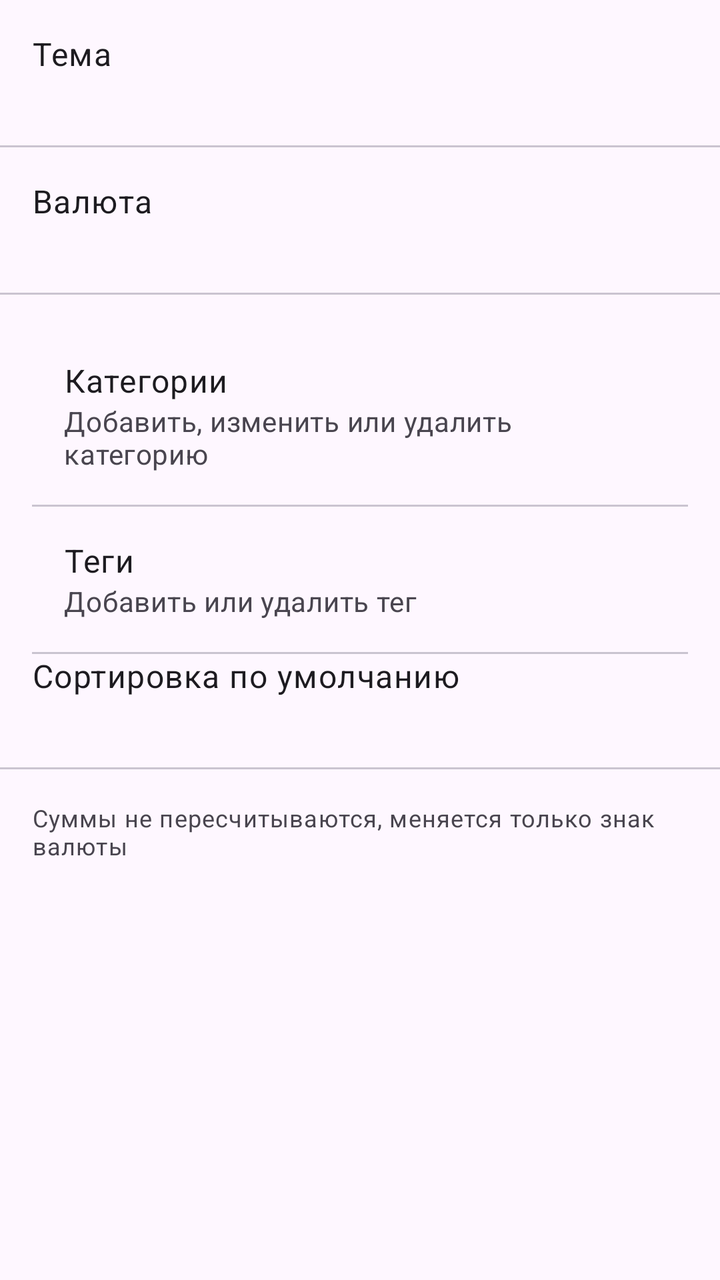
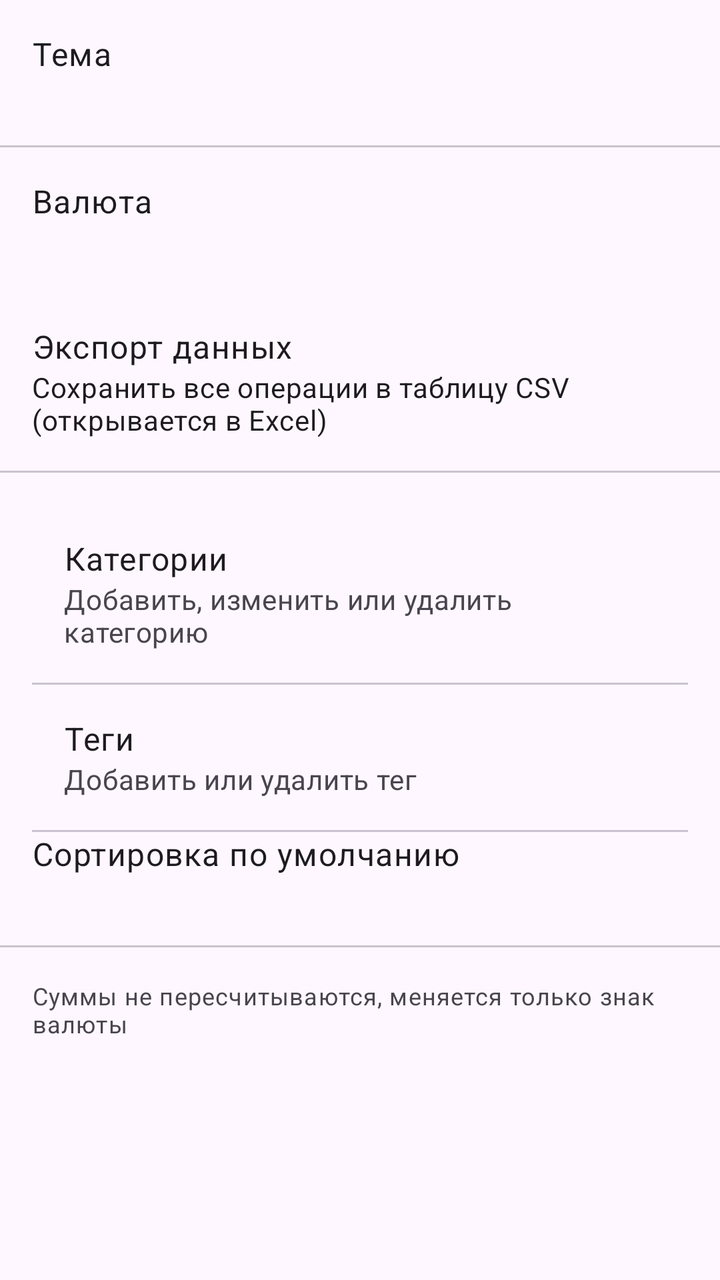

Screens rendered from an Android XML layout before and after an edit, with the pre-edit source and the edit as a unified diff.
<!-- AndroidManifest.xml: application theme Theme.Wallet -->
<!-- res/layout/fragment_settings.xml -->
<?xml version="1.0" encoding="utf-8"?>
<ScrollView xmlns:android="http://schemas.android.com/apk/res/android"
    android:layout_width="match_parent"
    android:layout_height="match_parent">

    <LinearLayout
        android:id="@+id/settings_root"
        android:layout_width="match_parent"
        android:layout_height="wrap_content"
        android:orientation="vertical">

        <LinearLayout
            android:id="@+id/row_theme"
            android:layout_width="match_parent"
            android:layout_height="wrap_content"
            android:background="?attr/selectableItemBackground"
            android:clickable="true"
            android:focusable="true"
            android:orientation="vertical"
            android:padding="16dp">

            <TextView
                android:layout_width="wrap_content"
                android:layout_height="wrap_content"
                android:text="@string/settings_theme"
                android:textAppearance="@style/TextAppearance.Material3.BodyLarge" />

            <TextView
                android:id="@+id/value_theme"
                android:layout_width="wrap_content"
                android:layout_height="wrap_content"
                android:textAppearance="@style/TextAppearance.Material3.BodyMedium"
                android:textColor="?attr/colorOnSurfaceVariant" />
        </LinearLayout>

        <com.google.android.material.divider.MaterialDivider
            android:layout_width="match_parent"
            android:layout_height="wrap_content" />

        <LinearLayout
            android:id="@+id/row_currency"
            android:layout_width="match_parent"
            android:layout_height="wrap_content"
            android:background="?attr/selectableItemBackground"
            android:clickable="true"
            android:focusable="true"
            android:orientation="vertical"
            android:padding="16dp">

            <TextView
                android:layout_width="wrap_content"
                android:layout_height="wrap_content"
                android:text="@string/settings_currency"
                android:textAppearance="@style/TextAppearance.Material3.BodyLarge" />

            <TextView
                android:id="@+id/value_currency"
                android:layout_width="wrap_content"
                android:layout_height="wrap_content"
                android:textAppearance="@style/TextAppearance.Material3.BodyMedium"
                android:textColor="?attr/colorOnSurfaceVariant" />
        </LinearLayout>

        <com.google.android.material.divider.MaterialDivider
            android:layout_width="match_parent"
            android:layout_height="wrap_content" />

        <LinearLayout
            android:id="@+id/row_sort"
            android:layout_width="match_parent"
            android:layout_height="wrap_content"
            android:background="?attr/selectableItemBackground"
            android:clickable="true"
            android:focusable="true"
            android:orientation="vertical"
            android:padding="16dp">

            <LinearLayout
                android:id="@+id/row_categories"
                android:layout_width="match_parent"
                android:layout_height="wrap_content"
                android:background="?attr/selectableItemBackground"
                android:clickable="true"
                android:focusable="true"
                android:orientation="vertical"
                android:padding="16dp">

                <TextView
                    android:layout_width="wrap_content"
                    android:layout_height="wrap_content"
                    android:text="@string/settings_categories"
                    android:textAppearance="@style/TextAppearance.Material3.BodyLarge" />

                <TextView
                    android:layout_width="wrap_content"
                    android:layout_height="wrap_content"
                    android:text="@string/settings_categories_hint"
                    android:textAppearance="@style/TextAppearance.Material3.BodyMedium"
                    android:textColor="?attr/colorOnSurfaceVariant" />
            </LinearLayout>

            <com.google.android.material.divider.MaterialDivider
                android:layout_width="match_parent"
                android:layout_height="wrap_content" />

            <LinearLayout
                android:id="@+id/row_tags"
                android:layout_width="match_parent"
                android:layout_height="wrap_content"
                android:background="?attr/selectableItemBackground"
                android:clickable="true"
                android:focusable="true"
                android:orientation="vertical"
                android:padding="16dp">

                <TextView
                    android:layout_width="wrap_content"
                    android:layout_height="wrap_content"
                    android:text="@string/settings_tags"
                    android:textAppearance="@style/TextAppearance.Material3.BodyLarge" />

                <TextView
                    android:layout_width="wrap_content"
                    android:layout_height="wrap_content"
                    android:text="@string/settings_tags_hint"
                    android:textAppearance="@style/TextAppearance.Material3.BodyMedium"
                    android:textColor="?attr/colorOnSurfaceVariant" />
            </LinearLayout>

            <com.google.android.material.divider.MaterialDivider
                android:layout_width="match_parent"
                android:layout_height="wrap_content" />

            <TextView
                android:layout_width="wrap_content"
                android:layout_height="wrap_content"
                android:text="@string/settings_default_sort"
                android:textAppearance="@style/TextAppearance.Material3.BodyLarge" />

            <TextView
                android:id="@+id/value_sort"
                android:layout_width="wrap_content"
                android:layout_height="wrap_content"
                android:textAppearance="@style/TextAppearance.Material3.BodyMedium"
                android:textColor="?attr/colorOnSurfaceVariant" />
        </LinearLayout>

        <com.google.android.material.divider.MaterialDivider
            android:layout_width="match_parent"
            android:layout_height="wrap_content" />

        <TextView
            android:layout_width="wrap_content"
            android:layout_height="wrap_content"
            android:padding="16dp"
            android:text="@string/settings_currency_note"
            android:textAppearance="@style/TextAppearance.Material3.BodySmall"
            android:textColor="?attr/colorOnSurfaceVariant" />
    </LinearLayout>
</ScrollView>
<!-- resources referenced by this layout -->
<resources>
  <string name="settings_categories">Категории</string>
  <string name="settings_categories_hint">Добавить, изменить или удалить категорию</string>
  <string name="settings_currency">Валюта</string>
  <string name="settings_currency_note">Суммы не пересчитываются, меняется только знак валюты</string>
  <string name="settings_default_sort">Сортировка по умолчанию</string>
  <string name="settings_tags">Теги</string>
  <string name="settings_tags_hint">Добавить или удалить тег</string>
  <string name="settings_theme">Тема</string>
  <style name="Theme.Wallet" parent="Theme.Material3.DayNight.NoActionBar">
          <item name="colorPrimary">@color/wallet_green</item>
          <item name="colorOnPrimary">@color/white</item>
          <item name="colorPrimaryContainer">@color/wallet_green_light</item>
      </style>
  <color name="wallet_green">#2E7D32</color>
  <color name="white">#FFFFFFFF</color>
  <color name="wallet_green_light">#A5D6A7</color>
</resources>

<!-- the commit's change to res/layout/fragment_settings.xml (unified diff, before → after) -->
@@ -59,6 +59,38 @@
                 android:layout_height="wrap_content"
                 android:textAppearance="@style/TextAppearance.Material3.BodyMedium"
                 android:textColor="?attr/colorOnSurfaceVariant" />
+        </LinearLayout>
+
+        <LinearLayout
+            android:id="@+id/row_export"
+            android:layout_width="match_parent"
+            android:layout_height="wrap_content"
+            android:background="?attr/selectableItemBackground"
+            android:clickable="true"
+            android:focusable="true"
+            android:orientation="vertical"
+            android:padding="16dp">
+
+            <TextView
+                android:layout_width="match_parent"
+                android:layout_height="wrap_content"
+                android:text="@string/settings_export"
+                android:textAppearance="?attr/textAppearanceBodyLarge" />
+
+            <TextView
+                android:layout_width="match_parent"
+                android:layout_height="wrap_content"
+                android:text="@string/settings_export_hint"
+                android:textAppearance="?attr/textAppearanceBodyMedium" />
+
+            
+            <com.google.android.material.progressindicator.LinearProgressIndicator
+                android:id="@+id/export_progress"
+                android:layout_width="match_parent"
+                android:layout_height="wrap_content"
+                android:layout_marginTop="8dp"
+                android:indeterminate="true"
+                android:visibility="gone" />
         </LinearLayout>
 
         <com.google.android.material.divider.MaterialDivider
@@ -157,4 +189,5 @@
             android:textAppearance="@style/TextAppearance.Material3.BodySmall"
             android:textColor="?attr/colorOnSurfaceVariant" />
     </LinearLayout>
+
 </ScrollView>
<!-- resource entries referenced after the edit -->
@@ -5,6 +5,8 @@
   <string name="settings_currency">Валюта</string>
   <string name="settings_currency_note">Суммы не пересчитываются, меняется только знак валюты</string>
   <string name="settings_default_sort">Сортировка по умолчанию</string>
+  <string name="settings_export">Экспорт данных</string>
+  <string name="settings_export_hint">Сохранить все операции в таблицу CSV (открывается в Excel)</string>
   <string name="settings_tags">Теги</string>
   <string name="settings_tags_hint">Добавить или удалить тег</string>
   <string name="settings_theme">Тема</string>
